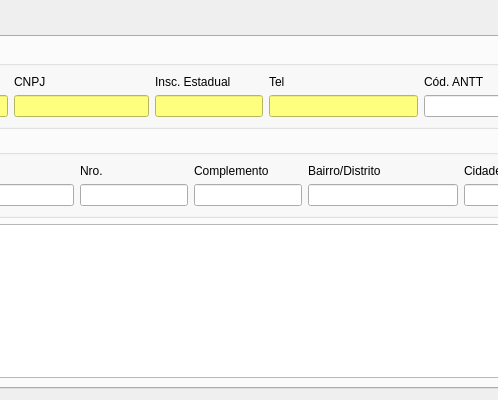
This is ui/cadastrotransportadora.ui in lellisls/ERP-STACCATO as Qt 5 draws it before an edit; both pictures show x 330 to 828 and y 0 to 400 of the 1274 by 400 pixel window. The edited form follows.
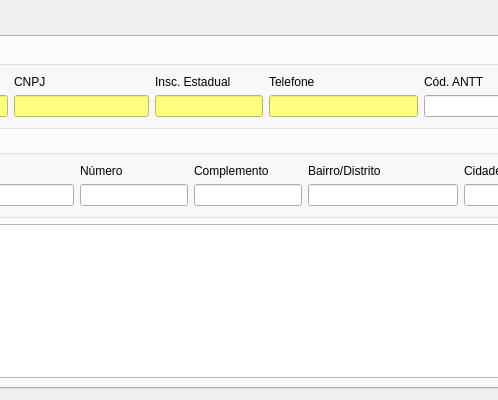
This is the edited form. Icons and pictures are not drawn. Custom widgets are drawn as their Qt base class.

Commit message: AcessibleName's nas telas de cadastro

```diff
--- a/ui/cadastrotransportadora.ui
+++ b/ui/cadastrotransportadora.ui
@@ -98,7 +98,7 @@
           <item row="0" column="5">
            <widget class="QLabel" name="label_57">
             <property name="text">
-             <string>Tel</string>
+             <string>Telefone</string>
             </property>
            </widget>
           </item>
@@ -301,7 +301,7 @@
           <item row="0" column="3">
            <widget class="QLabel" name="labelNro">
             <property name="text">
-             <string>Nro.</string>
+             <string>Número</string>
             </property>
            </widget>
           </item>
```
Left out of the diff: 42 changed lines with no effect on the pictures. The commit also changes 4 other files.
